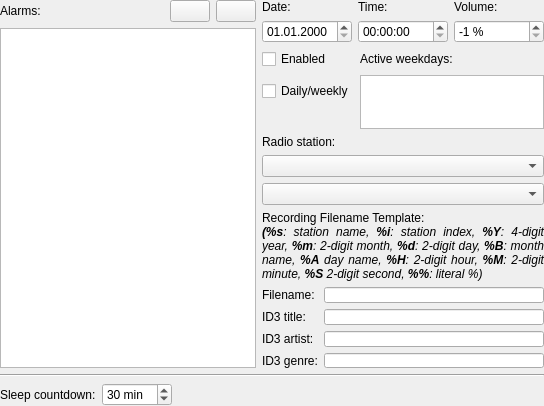
Qt form plugins/timecontrol/timecontrol-configuration-ui.ui (pbek/kradio) before a commit.
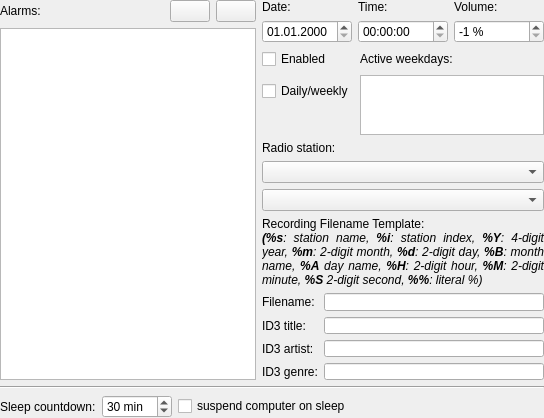
The same form after that commit. Custom widgets are drawn as their Qt base class.

Commit message: fixed behavior of alarms in case of suspend/resume

```diff
--- a/plugins/timecontrol/timecontrol-configuration-ui.ui
+++ b/plugins/timecontrol/timecontrol-configuration-ui.ui
@@ -7,7 +7,7 @@
     <x>0</x>
     <y>0</y>
     <width>544</width>
-    <height>406</height>
+    <height>418</height>
    </rect>
   </property>
   <layout class="QGridLayout">
@@ -42,6 +42,13 @@
        </property>
       </widget>
      </item>
+     <item>
+      <widget class="QCheckBox" name="cbSuspendOnSleep">
+       <property name="text">
+        <string>suspend computer on sleep</string>
+       </property>
+      </widget>
+     </item>
      <item>
       <spacer name="spacer6_2">
        <property name="orientation">
```
The commit also changes 16 other files.
